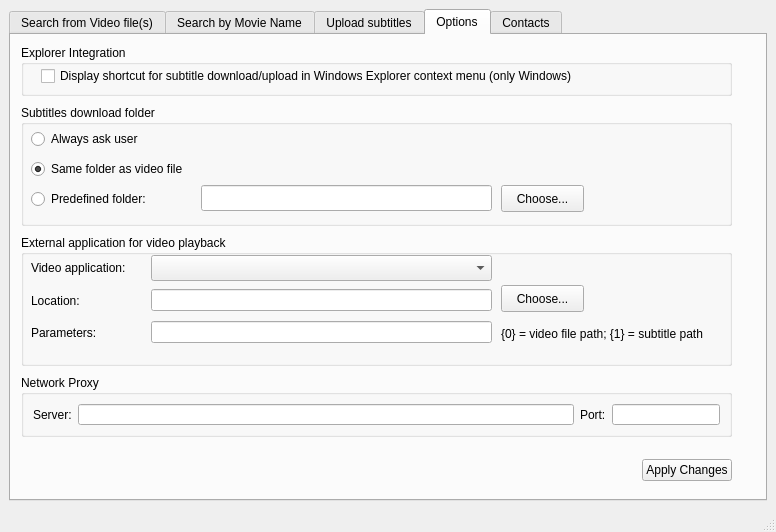
Qt form gui/main.ui (mamboitaliano21/subdownloader) before a commit.
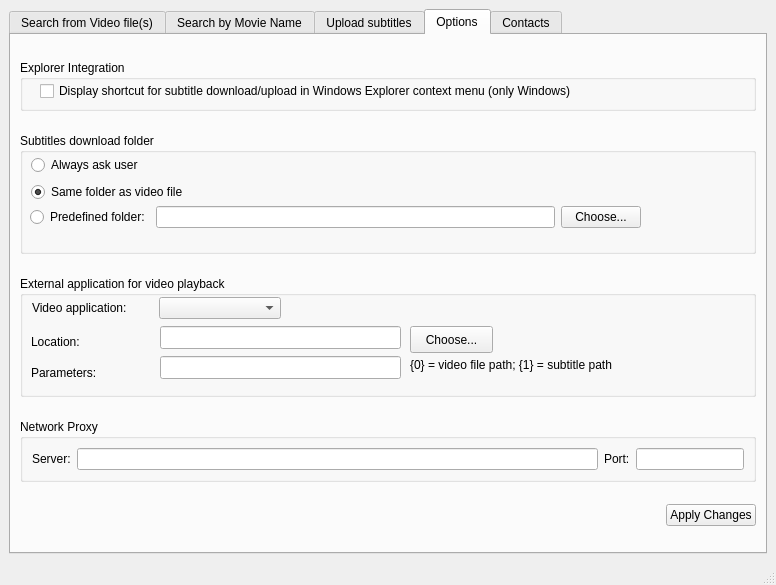
The same form after that commit. The open tabs and pages were chosen to show the change. Icons and pictures are not drawn. Custom widgets are drawn as their Qt base class.

```diff
--- a/gui/main.ui
+++ b/gui/main.ui
@@ -6,7 +6,7 @@
     <x>0</x>
     <y>0</y>
     <width>776</width>
-    <height>532</height>
+    <height>585</height>
    </rect>
   </property>
   <property name="windowTitle" >
@@ -18,15 +18,10 @@
    </iconset>
   </property>
   <widget class="QWidget" name="centralwidget" >
-   <property name="geometry" >
-    <rect>
-     <x>0</x>
-     <y>0</y>
-     <width>776</width>
-     <height>509</height>
-    </rect>
-   </property>
    <layout class="QVBoxLayout" >
+    <item>
+     <layout class="QVBoxLayout" />
+    </item>
     <item>
      <widget class="QTabWidget" name="tabs" >
       <property name="tabShape" >
@@ -770,31 +765,23 @@
        </layout>
       </widget>
       <widget class="QWidget" name="tab_5" >
-       <property name="geometry" >
-        <rect>
-         <x>0</x>
-         <y>0</y>
-         <width>754</width>
-         <height>463</height>
-        </rect>
-       </property>
        <attribute name="title" >
         <string>Options</string>
        </attribute>
+       <layout class="QVBoxLayout" >
+        <item>
        <widget class="QGroupBox" name="groupBox_3" >
-        <property name="geometry" >
-         <rect>
-          <x>10</x>
-          <y>10</y>
-          <width>711</width>
+          <property name="sizePolicy" >
+           <sizepolicy vsizetype="Fixed" hsizetype="Expanding" >
+            <horstretch>0</horstretch>
+            <verstretch>0</verstretch>
+           </sizepolicy>
+          </property>
+          <property name="minimumSize" >
+           <size>
+            <width>0</width>
           <height>51</height>
-         </rect>
-        </property>
-        <property name="sizePolicy" >
-         <sizepolicy vsizetype="Minimum" hsizetype="Expanding" >
-          <horstretch>0</horstretch>
-          <verstretch>0</verstretch>
-         </sizepolicy>
+           </size>
         </property>
         <property name="title" >
          <string>Explorer Integration</string>
@@ -809,64 +796,76 @@
           </rect>
          </property>
          <property name="sizePolicy" >
-          <sizepolicy vsizetype="Fixed" hsizetype="Maximum" >
+            <sizepolicy vsizetype="Preferred" hsizetype="Maximum" >
            <horstretch>0</horstretch>
            <verstretch>0</verstretch>
           </sizepolicy>
          </property>
+           <property name="minimumSize" >
+            <size>
+             <width>0</width>
+             <height>22</height>
+            </size>
+           </property>
          <property name="text" >
           <string>Display shortcut for subtitle download/upload in Windows Explorer context menu (only Windows)</string>
          </property>
         </widget>
        </widget>
+        </item>
+        <item>
        <widget class="QGroupBox" name="groupBox_5" >
-        <property name="geometry" >
-         <rect>
-          <x>10</x>
-          <y>70</y>
-          <width>711</width>
-          <height>121</height>
-         </rect>
-        </property>
         <property name="sizePolicy" >
-         <sizepolicy vsizetype="Preferred" hsizetype="Fixed" >
+           <sizepolicy vsizetype="Fixed" hsizetype="Expanding" >
           <horstretch>0</horstretch>
           <verstretch>0</verstretch>
          </sizepolicy>
         </property>
+          <property name="minimumSize" >
+           <size>
+            <width>0</width>
+            <height>121</height>
+           </size>
+          </property>
         <property name="title" >
          <string>Subtitles download folder</string>
         </property>
+          <widget class="QWidget" name="" >
+           <property name="geometry" >
+            <rect>
+             <x>10</x>
+             <y>70</y>
+             <width>611</width>
+             <height>29</height>
+            </rect>
+           </property>
+           <layout class="QHBoxLayout" >
+            <item>
+             <widget class="QRadioButton" name="radioButton_3" >
+              <property name="text" >
+               <string>Predefined folder:</string>
+              </property>
+             </widget>
+            </item>
+            <item>
+             <widget class="QLineEdit" name="lineEdit_6" />
+            </item>
+            <item>
         <widget class="QPushButton" name="pushButton_3" >
-         <property name="geometry" >
-          <rect>
-           <x>480</x>
-           <y>80</y>
-           <width>83</width>
-           <height>27</height>
-          </rect>
-         </property>
          <property name="text" >
           <string>Choose...</string>
          </property>
         </widget>
-        <widget class="QLineEdit" name="lineEdit_6" >
-         <property name="geometry" >
-          <rect>
-           <x>180</x>
-           <y>80</y>
-           <width>291</width>
-           <height>26</height>
-          </rect>
-         </property>
-        </widget>
-        <widget class="QWidget" name="layoutWidget" >
+            </item>
+           </layout>
+          </widget>
+          <widget class="QWidget" name="" >
          <property name="geometry" >
           <rect>
-           <x>10</x>
-           <y>20</y>
-           <width>161</width>
-           <height>91</height>
+             <x>11</x>
+             <y>21</y>
+             <width>179</width>
+             <height>49</height>
           </rect>
          </property>
          <layout class="QVBoxLayout" >
@@ -887,24 +886,23 @@
             </property>
            </widget>
           </item>
-          <item>
-           <widget class="QRadioButton" name="radioButton_3" >
-            <property name="text" >
-             <string>Predefined folder:</string>
-            </property>
-           </widget>
-          </item>
          </layout>
         </widget>
        </widget>
+        </item>
+        <item>
        <widget class="QGroupBox" name="groupBox_6" >
-        <property name="geometry" >
-         <rect>
-          <x>10</x>
-          <y>200</y>
-          <width>711</width>
-          <height>131</height>
-         </rect>
+          <property name="sizePolicy" >
+           <sizepolicy vsizetype="Fixed" hsizetype="Expanding" >
+            <horstretch>0</horstretch>
+            <verstretch>0</verstretch>
+           </sizepolicy>
+          </property>
+          <property name="minimumSize" >
+           <size>
+            <width>0</width>
+            <height>121</height>
+           </size>
         </property>
         <property name="title" >
          <string>External application for video playback</string>
@@ -912,17 +910,17 @@
         <widget class="QComboBox" name="comboBox_2" >
          <property name="geometry" >
           <rect>
-           <x>130</x>
-           <y>20</y>
-           <width>341</width>
-           <height>26</height>
+             <x>139</x>
+             <y>21</y>
+             <width>122</width>
+             <height>22</height>
           </rect>
          </property>
         </widget>
         <widget class="QPushButton" name="pushButton" >
          <property name="geometry" >
           <rect>
-           <x>480</x>
+             <x>390</x>
            <y>50</y>
            <width>83</width>
            <height>27</height>
@@ -935,9 +933,9 @@
         <widget class="QLabel" name="label_18" >
          <property name="geometry" >
           <rect>
-           <x>480</x>
-           <y>90</y>
-           <width>211</width>
+             <x>390</x>
+             <y>80</y>
+             <width>260</width>
            <height>18</height>
           </rect>
          </property>
@@ -945,66 +943,80 @@
           <string>{0} = video file path; {1} = subtitle path</string>
          </property>
         </widget>
-        <widget class="QWidget" name="layoutWidget" >
-         <property name="geometry" >
-          <rect>
-           <x>10</x>
-           <y>20</y>
-           <width>114</width>
-           <height>91</height>
-          </rect>
-         </property>
-         <layout class="QVBoxLayout" >
-          <item>
-           <widget class="QLabel" name="label_15" >
-            <property name="text" >
-             <string>Video application:</string>
-            </property>
-           </widget>
-          </item>
-          <item>
-           <widget class="QLabel" name="label_16" >
-            <property name="text" >
-             <string>Location:</string>
-            </property>
-           </widget>
-          </item>
-          <item>
            <widget class="QLabel" name="label_17" >
+           <property name="geometry" >
+            <rect>
+             <x>11</x>
+             <y>84</y>
+             <width>112</width>
+             <height>26</height>
+            </rect>
+           </property>
             <property name="text" >
              <string>Parameters:</string>
             </property>
            </widget>
-          </item>
-         </layout>
-        </widget>
-        <widget class="QWidget" name="layoutWidget" >
+          <widget class="QLabel" name="label_16" >
+           <property name="geometry" >
+            <rect>
+             <x>11</x>
+             <y>52</y>
+             <width>112</width>
+             <height>27</height>
+            </rect>
+           </property>
+           <property name="text" >
+            <string>Location:</string>
+           </property>
+          </widget>
+          <widget class="QLineEdit" name="lineEdit_4" >
          <property name="geometry" >
           <rect>
-           <x>130</x>
+             <x>140</x>
            <y>50</y>
-           <width>341</width>
-           <height>64</height>
-          </rect>
-         </property>
-         <layout class="QVBoxLayout" >
-          <item>
-           <widget class="QLineEdit" name="lineEdit_4" />
-          </item>
-          <item>
-           <widget class="QLineEdit" name="lineEdit_5" />
-          </item>
-         </layout>
-        </widget>
-       </widget>
+             <width>241</width>
+             <height>23</height>
+            </rect>
+           </property>
+          </widget>
+          <widget class="QLineEdit" name="lineEdit_5" >
+           <property name="geometry" >
+            <rect>
+             <x>140</x>
+             <y>80</y>
+             <width>241</width>
+             <height>23</height>
+            </rect>
+           </property>
+          </widget>
+          <widget class="QLabel" name="label_15" >
+           <property name="geometry" >
+            <rect>
+             <x>12</x>
+             <y>21</y>
+             <width>122</width>
+             <height>22</height>
+            </rect>
+           </property>
+           <property name="text" >
+            <string>Video application:</string>
+           </property>
+          </widget>
+         </widget>
+        </item>
+        <item>
        <widget class="QGroupBox" name="groupBox_7" >
-        <property name="geometry" >
-         <rect>
-          <x>10</x>
-          <y>340</y>
-          <width>711</width>
+          <property name="sizePolicy" >
+           <sizepolicy vsizetype="Fixed" hsizetype="Expanding" >
+            <horstretch>0</horstretch>
+            <verstretch>0</verstretch>
+           </sizepolicy>
+          </property>
+          <property name="minimumSize" >
+           <size>
+            <width>0</width>
           <height>62</height>
-         </rect>
+           </size>
         </property>
         <property name="title" >
          <string>Network Proxy</string>
@@ -1039,15 +1051,8 @@
          </item>
         </layout>
        </widget>
-       <widget class="QWidget" name="layoutWidget" >
-        <property name="geometry" >
-         <rect>
-          <x>20</x>
-          <y>420</y>
-          <width>701</width>
-          <height>30</height>
-         </rect>
-        </property>
+        </item>
+        <item>
         <layout class="QHBoxLayout" >
          <item>
           <spacer>
@@ -1070,7 +1075,8 @@
           </widget>
          </item>
         </layout>
-       </widget>
+        </item>
+       </layout>
       </widget>
       <widget class="QWidget" name="tab_2" >
        <property name="geometry" >
@@ -1184,16 +1190,7 @@
     </item>
    </layout>
   </widget>
-  <widget class="QStatusBar" name="statusbar" >
-   <property name="geometry" >
-    <rect>
-     <x>0</x>
-     <y>509</y>
-     <width>776</width>
-     <height>23</height>
-    </rect>
-   </property>
-  </widget>
+  <widget class="QStatusBar" name="statusbar" />
  </widget>
  <customwidgets>
   <customwidget>
```
Left out of the diff: 157 changed lines with no effect on the pictures. Lines whose indentation alone changed are shown as unchanged.
